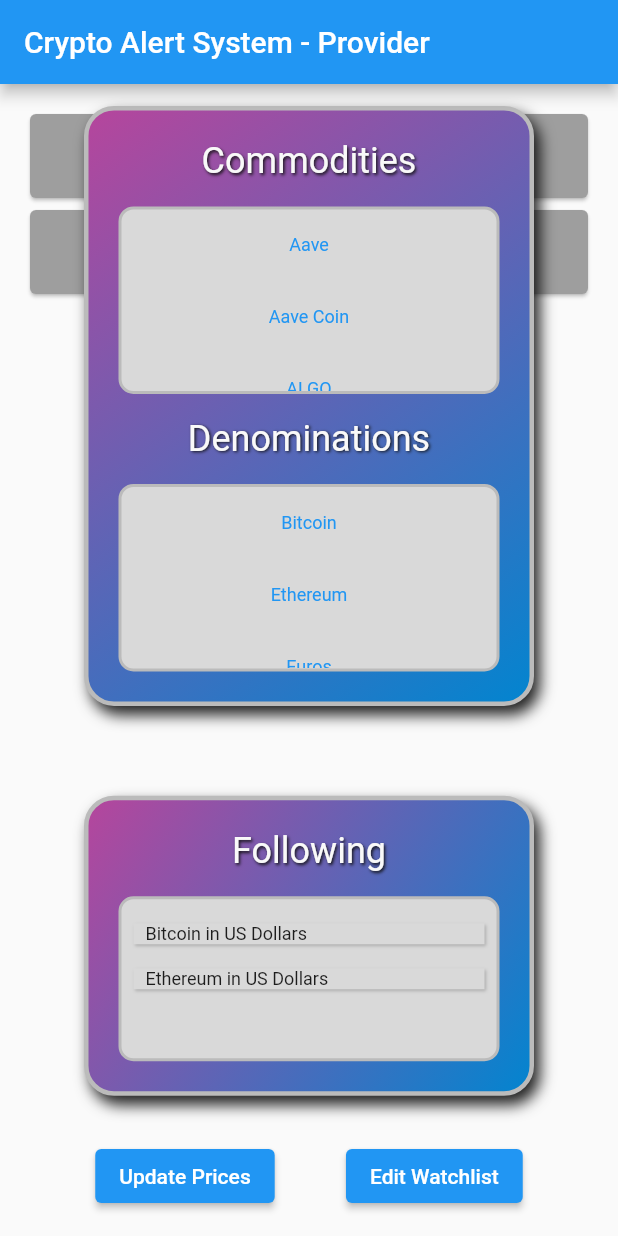
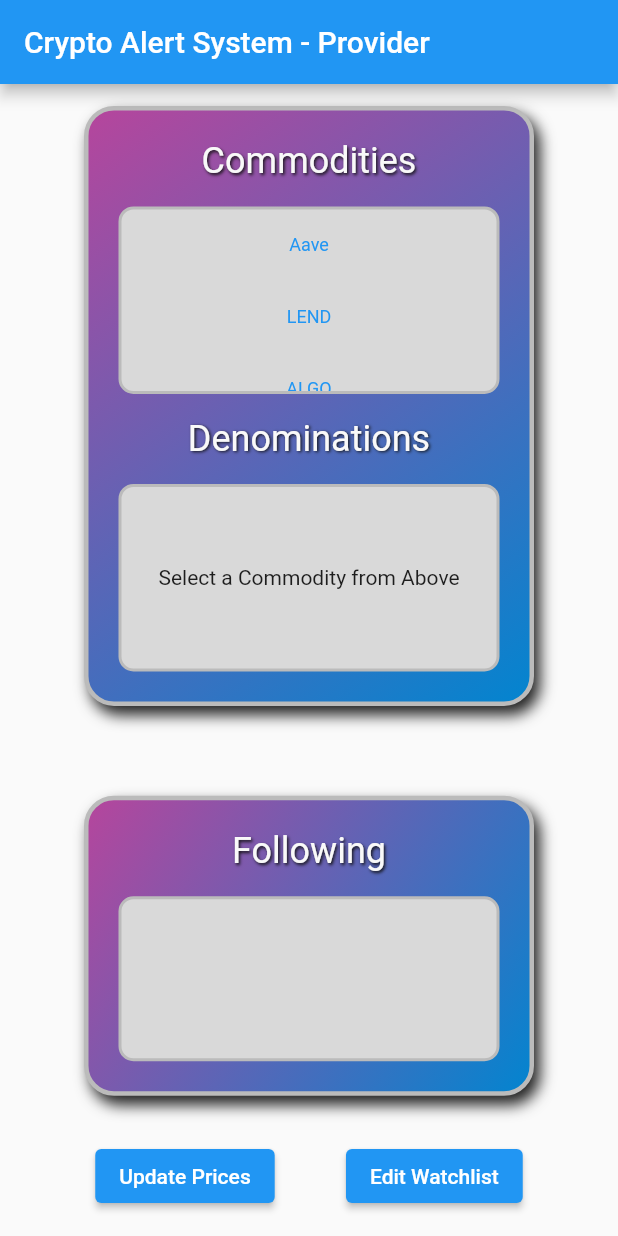
Before and after one commit to ScottS2017-2/appcircle_test, a Flutter app: the screen it shows after launch, after a tap on "Edit Watchlist", on a phone screen of 412 x 824 dp. Run offline on Flutter 3.47's test engine with Material 2 defaults, Android fonts, the phone set to English and light mode, and no system bars; our stand-ins replace flutter_redux, google_fonts, redux; network calls fail.

Commit message:
Provider version: Top Slide fully functional, prices and home screen updating properly

```diff
--- a/lib/app/app_strings.dart
+++ b/lib/app/app_strings.dart
@@ -29,7 +29,7 @@ class AppStrings {
   // Full names
   static const Map<String, String> unabbreviatedTerms = {
     AAVE: 'Aave',
-    LEND: 'Aave Coin',
+    LEND: 'LEND',
     ALGO: 'ALGO',
     BCH: 'Bitcoin Cash',
     BTC: 'Bitcoin',
--- a/lib/provider_version/models/app_state_model.dart
+++ b/lib/provider_version/models/app_state_model.dart
@@ -99,18 +99,8 @@ class AppStateModel extends ChangeNotifier {
           'YFI-USD': [],
           'YFI-USDT': [],
         },
-        interestedInPrices = <String, double>{
-          'BTC-USD': 0,
-          'ETH-USD': 0,
-        },
-        denominationsApplicableToCurrentCommodity = [
-          AppStrings.BTC,
-          AppStrings.ETH,
-          AppStrings.EUR,
-          AppStrings.PAX,
-          AppStrings.USD,
-          AppStrings.USDT,
-        ];
+        interestedInPrices = <String, double>{ },
+        denominationsApplicableToCurrentCommodity = [];
 
   // AppState.fromJson(Map json)
   //     : allCommoditiesHistory = (json['allCommoditiesHistory'] as List)
@@ -149,7 +139,6 @@ class AppStateModel extends ChangeNotifier {
     _jsonData = json.decode(_body) as List;
     _data =
         _jsonData.map((jsonObject) => PriceCheck.fromJson(jsonObject)).toList();
-
     return _data;
   }
 
@@ -202,4 +191,9 @@ class AppStateModel extends ChangeNotifier {
     }
     notifyListeners();
   }
+
+  void updateInterestedInPrices(String commodity, String denomination){
+    interestedInPrices.putIfAbsent('$commodity-$denomination', () => 0);
+    fetchAndProcessUpdates(outdatedHistory: allCommoditiesHistory);
+  }
 }
--- a/lib/provider_version/pages/provider_home.dart
+++ b/lib/provider_version/pages/provider_home.dart
@@ -18,7 +18,6 @@ class ProviderHome extends StatefulWidget {
 
 class _ProviderHomeState extends State<ProviderHome>{
 
-  // TODO change this to an offstage
   bool onStage = false;
 
   static const double _largeScreenTopSlideHeight = 300;
@@ -97,7 +96,7 @@ class _ProviderHomeState extends State<ProviderHome>{
                               mainAxisAlignment: MainAxisAlignment.center,
                               children: <Widget>[
                                 Text(
-                                  '${AppStrings.unabbreviatedTerms[currencyInterestedIn]} is currently \n${value.padRight(2)} ${AppStrings.unabbreviatedTerms[denomination]}',
+                                  '${AppStrings.unabbreviatedTerms[currencyInterestedIn]}:\n${value.padRight(2)} ${AppStrings.unabbreviatedTerms[denomination]}',
                                   textAlign: TextAlign.center,
                                   style: AppTextStyles.normal24,
                                 ),
@@ -135,7 +134,11 @@ class _ProviderHomeState extends State<ProviderHome>{
                     child: Text('Update Prices'),
                   ),
                   ElevatedButton(
-                    onPressed: () => toggleSideSlides(),
+                    onPressed: () {
+                      Provider.of<AppStateModel>(context, listen: false)
+                          .denominationsApplicableToCurrentCommodity = [];
+                      toggleSideSlides();
+                    },
                     style: ButtonStyle(
                       backgroundColor:
                           MaterialStateProperty.resolveWith<Color?>(
--- a/lib/provider_version/widgets/top_slide_in.dart
+++ b/lib/provider_version/widgets/top_slide_in.dart
@@ -7,7 +7,7 @@ import 'package:crypto_tracker_redux/app/app_strings.dart';
 import 'package:provider/provider.dart';
 
 class TopSlideIn extends StatelessWidget {
-  const TopSlideIn({
+  TopSlideIn({
     Key? key,
     required this.height,
     required this.width,
@@ -15,6 +15,7 @@ class TopSlideIn extends StatelessWidget {
 
   final double height;
   final double width;
+  var currentlySelectedCommodity = '';
 
   @override
   Widget build(BuildContext context) {
@@ -91,8 +92,12 @@ class TopSlideIn extends StatelessWidget {
                   final abbreviatedCommodityName = AppStrings.commoditiesHistory.keys.elementAt(index);
                   final fullCommodityName ='${AppStrings.unabbreviatedTerms[abbreviatedCommodityName]}';
                   return TextButton(
-                    onPressed: () => Provider.of<AppStateModel>(context, listen: false)
-                    .updateDenominationsApplicableToCurrentCommodity(abbreviatedCommodityName),
+                    onPressed: () {
+                      currentlySelectedCommodity = abbreviatedCommodityName;
+                      Provider.of<AppStateModel>(context, listen: false)
+                          .updateDenominationsApplicableToCurrentCommodity(
+                          abbreviatedCommodityName);
+                    },
                     style: ButtonStyle(
                       padding: ButtonStyleButton.allOrNull<EdgeInsetsGeometry>(
                           EdgeInsets.all(0)),
@@ -149,12 +154,20 @@ class TopSlideIn extends StatelessWidget {
                 ),
                 borderRadius: BorderRadius.circular(10),
               ),
-              child: ListView.builder(
+              child: denominationsApplicableToCurrentCommodity.length == 0 ?
+                  Center(
+                    child: Text(
+                      'Select a Commodity from Above',
+                    ),
+                  ) :
+              ListView.builder(
                 itemCount: denominationsApplicableToCurrentCommodity.length,
                 itemBuilder: (BuildContext context, int index) {
-                  final fullDenominationName ='${AppStrings.unabbreviatedTerms[denominationsApplicableToCurrentCommodity[index]]}';
+                  final abbreviatedDenominationName = denominationsApplicableToCurrentCommodity[index];
+                  final fullDenominationName ='${AppStrings.unabbreviatedTerms[abbreviatedDenominationName]}';
                   return TextButton(
-                    onPressed: () => {},
+                    onPressed: () => Provider.of<AppStateModel>(context, listen: false)
+                      .updateInterestedInPrices( currentlySelectedCommodity,abbreviatedDenominationName),
                     child: Text(
                       fullDenominationName,
                       textAlign: TextAlign.center,
```
